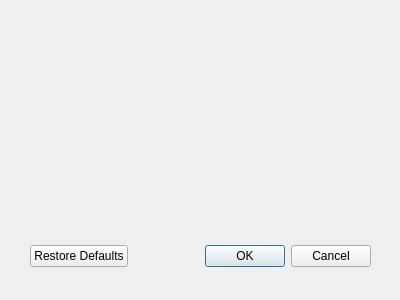
First picture: the form in forms/FrmSettings.ui, repository QGeocache/QGeocache, before the edit.
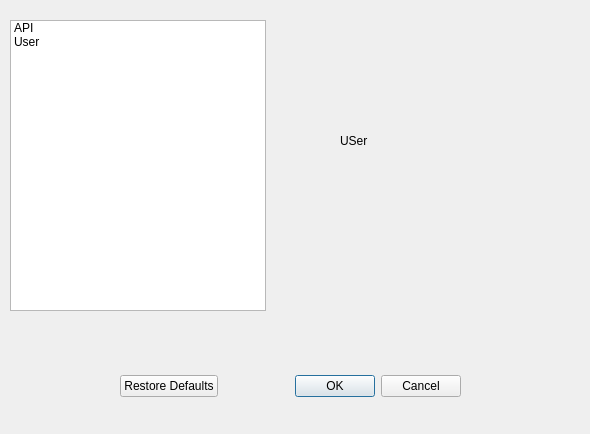
Second picture: the form after the edit.

Commit message: - Begin section selection for the settings form.

Diff of the .ui file:
```diff
--- a/forms/FrmSettings.ui
+++ b/forms/FrmSettings.ui
@@ -6,8 +6,8 @@
    <rect>
     <x>0</x>
     <y>0</y>
-    <width>400</width>
-    <height>300</height>
+    <width>590</width>
+    <height>434</height>
    </rect>
   </property>
   <property name="windowTitle">
@@ -16,8 +16,8 @@
   <widget class="QDialogButtonBox" name="bbAction">
    <property name="geometry">
     <rect>
-     <x>30</x>
-     <y>240</y>
+     <x>120</x>
+     <y>370</y>
      <width>341</width>
      <height>32</height>
     </rect>
@@ -29,6 +29,69 @@
     <set>QDialogButtonBox::Cancel|QDialogButtonBox::Ok|QDialogButtonBox::RestoreDefaults</set>
    </property>
   </widget>
+  <widget class="QStackedWidget" name="swData">
+   <property name="geometry">
+    <rect>
+     <x>290</x>
+     <y>70</y>
+     <width>171</width>
+     <height>171</height>
+    </rect>
+   </property>
+   <property name="currentIndex">
+    <number>1</number>
+   </property>
+   <widget class="QWidget" name="API">
+    <widget class="QLabel" name="label">
+     <property name="geometry">
+      <rect>
+       <x>60</x>
+       <y>70</y>
+       <width>66</width>
+       <height>21</height>
+      </rect>
+     </property>
+     <property name="text">
+      <string notr="true">API</string>
+     </property>
+    </widget>
+   </widget>
+   <widget class="QWidget" name="User">
+    <widget class="QLabel" name="label_2">
+     <property name="geometry">
+      <rect>
+       <x>50</x>
+       <y>60</y>
+       <width>66</width>
+       <height>21</height>
+      </rect>
+     </property>
+     <property name="text">
+      <string notr="true">USer</string>
+     </property>
+    </widget>
+   </widget>
+  </widget>
+  <widget class="QListWidget" name="lwSection">
+   <property name="geometry">
+    <rect>
+     <x>10</x>
+     <y>20</y>
+     <width>256</width>
+     <height>291</height>
+    </rect>
+   </property>
+   <item>
+    <property name="text">
+     <string notr="true">API</string>
+    </property>
+   </item>
+   <item>
+    <property name="text">
+     <string>User</string>
+    </property>
+   </item>
+  </widget>
  </widget>
  <resources/>
  <connections>
```
Left out of the diff: 16 changed lines with no effect on the pictures. The commit also changes 2 other files.
